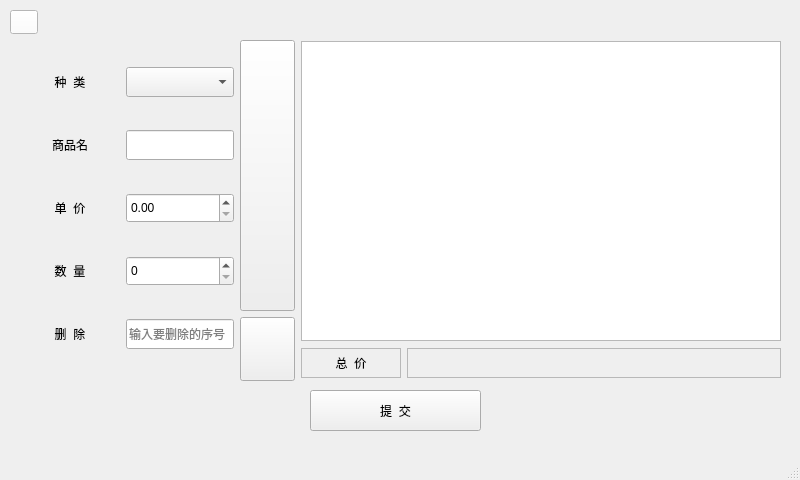
First picture: the form in goodsmanagementwindow.ui, repository cbt-98/Supermarket-Management-System, before the edit.
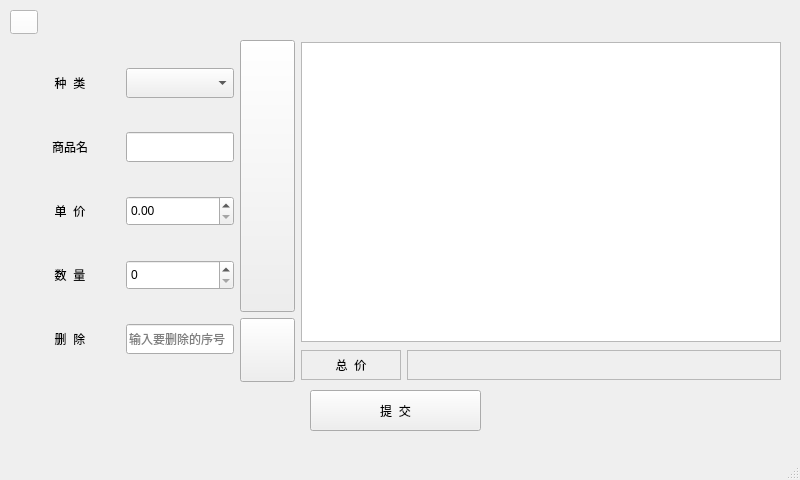
Second picture: the form after the edit. Icons and pictures are not drawn.

The edit to the form file:
```diff
--- a/goodsmanagementwindow.ui
+++ b/goodsmanagementwindow.ui
@@ -57,13 +57,13 @@
      <string>提  交</string>
     </property>
    </widget>
-   <widget class="QWidget" name="">
+   <widget class="QWidget" name="layoutWidget">
     <property name="geometry">
      <rect>
       <x>20</x>
       <y>40</y>
       <width>761</width>
-      <height>341</height>
+      <height>342</height>
      </rect>
     </property>
     <layout class="QHBoxLayout" name="horizontalLayout_11">
@@ -198,7 +198,7 @@
 color: rgb(0, 0, 0);</string>
            </property>
            <property name="maximum">
-            <double>9999.989999999999782</double>
+            <double>999999.989999999990687</double>
            </property>
           </widget>
          </item>
@@ -244,6 +244,9 @@
             <string notr="true">font: 12pt &quot;黑体&quot;;
 color: rgb(0, 0, 0);</string>
            </property>
+           <property name="maximum">
+            <number>99999999</number>
+           </property>
           </widget>
          </item>
         </layout>
```
